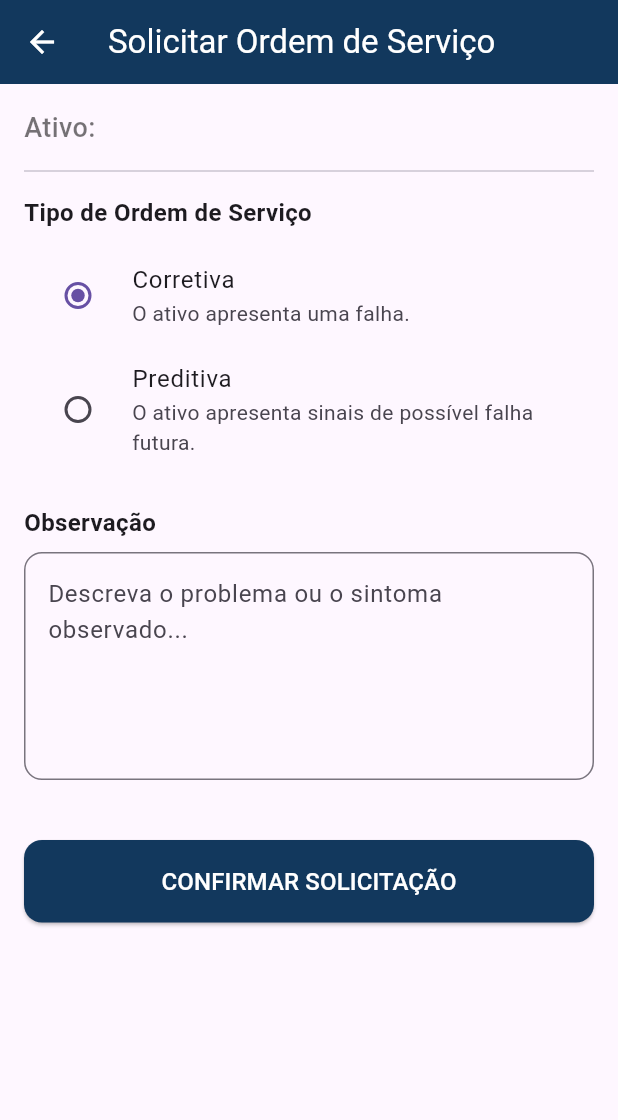
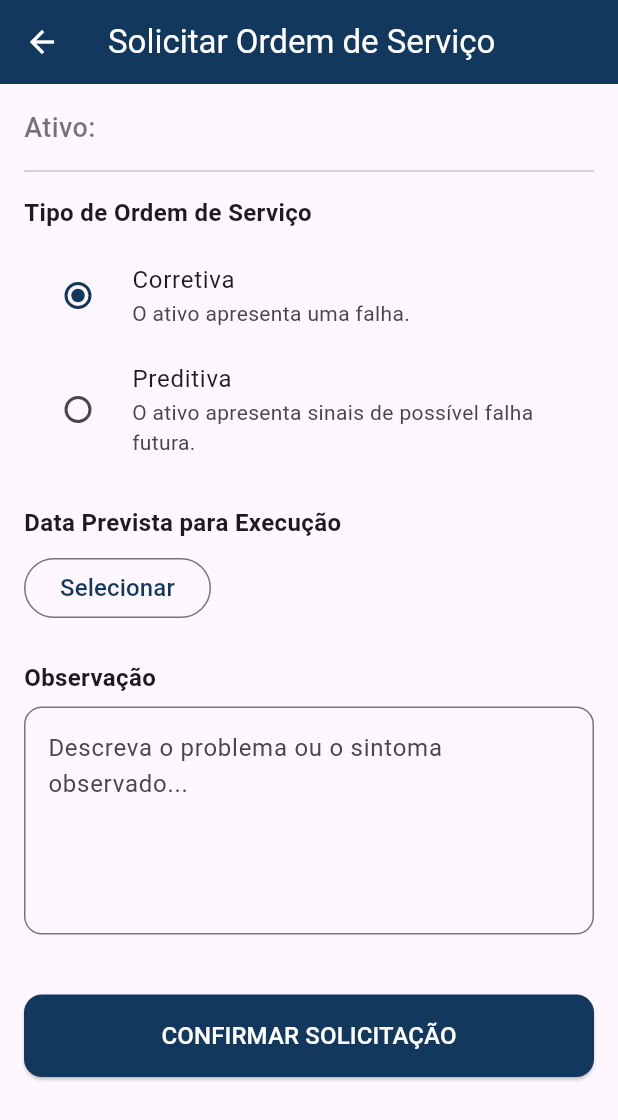
Before and after one commit to jpsantosss/flutter-indicativo-app, a Flutter app: the SolicitarOSScreen screen opened directly with empty values, on a phone screen of 412 x 824 dp. Shown: the top 1120 px of the screen. Run offline on Flutter 3.47's test engine with Material 3 defaults, Android fonts, the light colour scheme and no system bars; our stand-ins replace google_maps_flutter.

Commit message:
feat(ativo): Adicionado o campo data prevista
Adicionado o campo de Data Prevista na hora de solicitar uma Ordem de serviço.

```diff
--- a/frontend/lib/presentation/screens/search/solicitar_os_screen.dart
+++ b/frontend/lib/presentation/screens/search/solicitar_os_screen.dart
@@ -1,5 +1,6 @@
 import 'package:flutter/material.dart';
 import 'package:flutter_tcc/data/models/ativo.dart';
+import 'package:intl/intl.dart';
 
 enum TipoOS { corretiva, preditiva }
 
@@ -8,17 +9,51 @@ class SolicitarOSScreen extends StatefulWidget {
   const SolicitarOSScreen({super.key, required this.ativo});
 
   @override
-  State<SolicitarOSScreen> createState() =>
-      _SolicitarOSScreenState();
+  State<SolicitarOSScreen> createState() => _SolicitarOSScreenState();
 }
 
 class _SolicitarOSScreenState extends State<SolicitarOSScreen> {
   TipoOS? _tipoSelecionado = TipoOS.corretiva;
   final _observacaoController = TextEditingController();
+  DateTime? _dataPrevista;
+
+  Future<void> _selecionarData(BuildContext context) async {
+    const Color primaryColor = Color(0xFF12385D);
+
+    final DateTime? dataSelecionada = await showDatePicker(
+      context: context,
+      initialDate: _dataPrevista ?? DateTime.now(),
+      firstDate: DateTime.now(),
+      lastDate: DateTime(2030),
+      locale: const Locale('pt', 'BR'),
+      builder: (context, child) {
+        return Theme(
+          data: ThemeData.light().copyWith(
+            colorScheme: const ColorScheme.light(
+              primary: primaryColor,
+              onPrimary: Colors.white,
+              onSurface: Colors.black,
+            ),
+            textButtonTheme: TextButtonThemeData(
+              style: TextButton.styleFrom(foregroundColor: primaryColor),
+            ),
+          ),
+          child: child!,
+        );
+      },
+    );
+
+    if (dataSelecionada != null) {
+      setState(() {
+        _dataPrevista = dataSelecionada;
+      });
+    }
+  }
 
   @override
   Widget build(BuildContext context) {
     const Color primaryColor = Color(0xFF12385D);
+    final dateFormatter = DateFormat('dd/MM/yyyy');
 
     return Scaffold(
       appBar: AppBar(
@@ -52,6 +87,7 @@ class _SolicitarOSScreenState extends State<SolicitarOSScreen> {
                 subtitle: const Text('O ativo apresenta uma falha.'),
                 value: TipoOS.corretiva,
                 groupValue: _tipoSelecionado,
+                activeColor: primaryColor,
                 onChanged: (value) {
                   setState(() {
                     _tipoSelecionado = value;
@@ -70,6 +106,23 @@ class _SolicitarOSScreenState extends State<SolicitarOSScreen> {
                     _tipoSelecionado = value;
                   });
                 },
+              ),
+              const SizedBox(height: 24),
+
+              const Text(
+                'Data Prevista para Execução',
+                style: TextStyle(fontSize: 16, fontWeight: FontWeight.bold),
+              ),
+              const SizedBox(height: 8),
+              OutlinedButton(
+                onPressed: () => _selecionarData(context),
+                style: OutlinedButton.styleFrom(foregroundColor: primaryColor),
+                child: Text(
+                  _dataPrevista != null
+                      ? dateFormatter.format(_dataPrevista!)
+                      : 'Selecionar',
+                  style: const TextStyle(fontSize: 16),
+                ),
               ),
               const SizedBox(height: 24),
 
```
